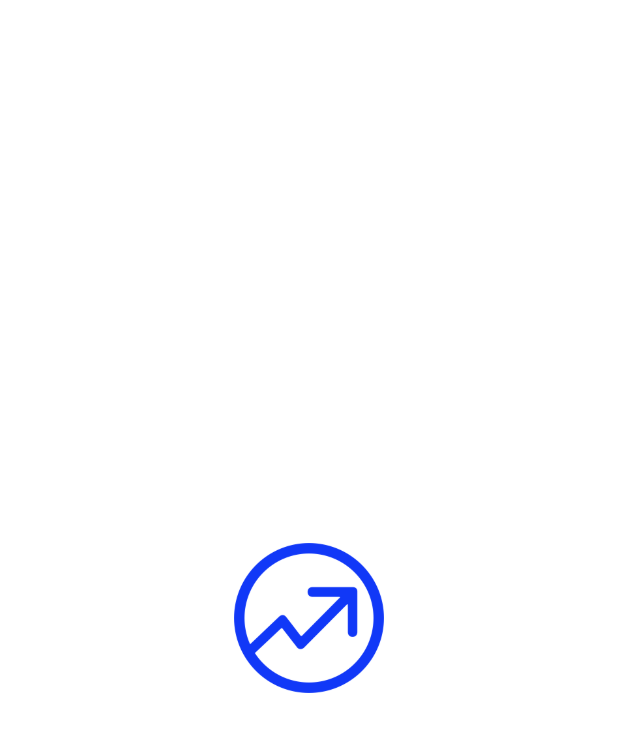
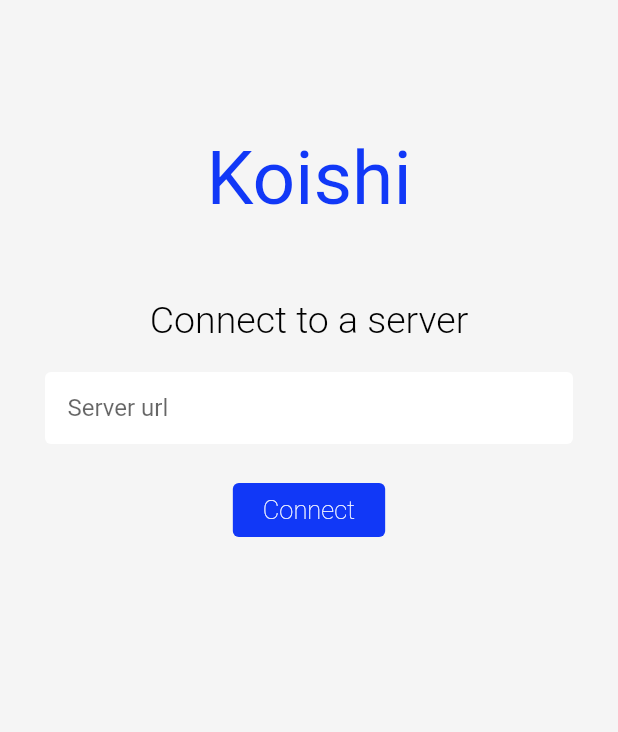
Before and after one commit to koishi-space/koishi-mobile, a Flutter app: the screen it shows after launch, on a phone screen of 412 x 824 dp. Shown: the top 732 px of the screen. Run offline on Flutter 3.47's test engine with Material 2 defaults, Android fonts, the phone set to English and light mode, and no system bars; our stand-ins replace get, get_storage; missing offline and left inert: jwt_decode; accounts and stored records are empty.

```diff
--- /dev/null
+++ b/koishi/lib/get/app_controller.dart
@@ -0,0 +1,40 @@
+import 'package:flutter/material.dart';
+import 'package:flutter/services.dart';
+import "package:get/get.dart";
+
+import '../models/user.dart';
+
+class AppController extends GetxController {
+  static AppController get to => Get.find();
+
+  var appInitFailed = false.obs;
+  var appInitFailMessage = "".obs;
+  var serverUrl = "".obs;
+  var apiToken = "".obs;
+  User? user;
+
+  static void setAndroidOverlayColor(String color) {
+    switch (color) {
+      case "white":
+        SystemChrome.setSystemUIOverlayStyle(
+          const SystemUiOverlayStyle(
+            statusBarBrightness: Brightness.dark,
+            statusBarIconBrightness: Brightness.dark,
+            systemNavigationBarColor: Colors.white, // navigation bar color
+            statusBarColor: Colors.white, // status bar color
+          ),
+        );
+        break;
+      case "whitesmoke":
+        SystemChrome.setSystemUIOverlayStyle(
+          const SystemUiOverlayStyle(
+            statusBarBrightness: Brightness.dark,
+            statusBarIconBrightness: Brightness.dark,
+            systemNavigationBarColor: Color(0xFFf5f5f5), // navigation bar color
+            statusBarColor: Color(0xFFf5f5f5), // status bar color
+          ),
+        );
+        break;
+    }
+  }
+}
--- /dev/null
+++ b/koishi/lib/models/user.dart
@@ -0,0 +1,38 @@
+import 'package:get_storage/get_storage.dart';
+
+import '../get/app_controller.dart';
+
+class User {
+  final String id;
+  final String name;
+  final String email;
+  final String status;
+  final bool isAdmin;
+
+  User(this.id, this.name, this.email, this.status, this.isAdmin);
+
+  User.fromJson(Map<String, dynamic> json)
+      : id = json["_id"],
+        name = json["name"],
+        email = json["email"],
+        status = json["status"],
+        isAdmin = json["isAdmin"];
+
+  Map<String, dynamic> toJson() => {
+        '_id': id,
+        'name': name,
+        'email': email,
+        'status': status,
+        'isAdmin': isAdmin,
+      };
+
+  void login() async {
+    AppController.to.user = this;
+    await GetStorage().write("user", this);
+  }
+
+  void logout() async {
+    AppController.to.user = null;
+    await GetStorage().remove("user");
+  }
+}
--- /dev/null
+++ b/koishi/lib/pages/server_screen.dart
@@ -0,0 +1,139 @@
+import 'package:flutter/material.dart';
+import 'package:get/get.dart';
+import 'package:get_storage/get_storage.dart';
+import 'package:koishi/get/app_controller.dart';
+import 'package:koishi/pages/login_screen.dart';
+import 'package:koishi/services/koishi_api/ping_service.dart';
+
+class ServerScreen extends StatefulWidget {
+  const ServerScreen({Key? key}) : super(key: key);
+
+  @override
+  _ServerScreenState createState() => _ServerScreenState();
+}
+
+class _ServerScreenState extends State<ServerScreen> {
+  final TextEditingController _serverInputController = TextEditingController();
+  final GlobalKey<FormState> _serverScreenFormKey = GlobalKey<FormState>();
+  String connectionErrorMessage = "";
+  bool connectionFailed = false;
+  bool loading = false;
+
+  @override
+  void initState() {
+    AppController.setAndroidOverlayColor("whitesmoke");
+    super.initState();
+  }
+
+  @override
+  void dispose() {
+    _serverInputController.dispose();
+    super.dispose();
+  }
+
+  @override
+  Widget build(BuildContext context) {
+    return Scaffold(
+      body: Center(
+        child: Padding(
+          padding: const EdgeInsets.all(30),
+          child: Column(
+            mainAxisAlignment: MainAxisAlignment.start,
+            children: [
+              // Heading - "Koishi"
+              Padding(
+                padding: const EdgeInsets.only(top: 60),
+                child: Text(
+                  "Koishi",
+                  style: Theme.of(context).textTheme.headline1!,
+                ),
+              ),
+
+              // Heading - "Connect to a server"
+              Padding(
+                padding: const EdgeInsets.only(top: 50),
+                child: Text(
+                  "Connect to a server",
+                  style: Theme.of(context).textTheme.headline2!,
+                ),
+              ),
+
+              // Server url input
+              Form(
+                key: _serverScreenFormKey,
+                child: Column(
+                  children: [
+                    Padding(
+                      padding: const EdgeInsets.symmetric(vertical: 20),
+                      child: TextFormField(
+                        controller: _serverInputController,
+                        decoration: const InputDecoration(
+                          hintText: "Server url",
+                        ),
+                        cursorColor: Colors.black,
+                        validator: (String? value) {
+                          // Required
+                          if (value == null || value.isEmpty) {
+                            return "This field cannot be empty";
+                          }
+
+                          // http / https pattern
+                          String urlPattern = r'^(http|https)://';
+                          RegExp urlRegExp = RegExp(urlPattern);
+                          if (!urlRegExp.hasMatch(value)) {
+                            return "Please enter a valid url";
+                          }
+                          return null;
+                        },
+                      ),
+                    ),
+
+                    // Button "Connect"
+                    (!loading)
+                        ? ElevatedButton(
+                            onPressed: () async {
+                              if (_serverScreenFormKey.currentState!
+                                  .validate()) {
+                                setState(() {
+                                  loading = true;
+                                });
+
+                                // Save the server url
+                                AppController.to.serverUrl.value =
+                                    _serverInputController.text;
+                                // Get the connection status
+                                try {
+                                  await KoishiApiPingService.getServerStatus();
+                                  await GetStorage().write("server_url",
+                                      AppController.to.serverUrl.string);
+                                  Get.to(() => const LoginScreen(),
+                                      transition: Transition.rightToLeft);
+                                } catch (ex) {
+                                  setState(() {
+                                    connectionFailed = true;
+                                    connectionErrorMessage = ex.toString();
+                                  });
+                                }
+
+                                setState(() {
+                                  loading = false;
+                                });
+                              }
+                            },
+                            child: const Text("Connect"))
+                        : const CircularProgressIndicator(),
+                  ],
+                ),
+              ),
+              if (connectionFailed)
+                Text(
+                  connectionErrorMessage,
+                  style: const TextStyle(color: Colors.red),
+                ),
+            ],
+          ),
+        ),
+      ),
+    );
+  }
+}
--- a/koishi/lib/pages/splashScreen.dart
+++ /dev/null
@@ -1,30 +0,0 @@
-import 'package:flutter/material.dart';
-
-class SplashScreen extends StatefulWidget {
-  const SplashScreen({Key? key}) : super(key: key);
-
-  @override
-  _SplashScreenState createState() => _SplashScreenState();
-}
-
-class _SplashScreenState extends State<SplashScreen> {
-  @override
-  Widget build(BuildContext context) {
-    return Scaffold(
-      backgroundColor: Colors.white,
-      body: Center(
-        child: Column(
-          mainAxisAlignment: MainAxisAlignment.center,
-          children: [
-            Container(),
-            Image.asset(
-              'assets/images/koishiLogo.png',
-              fit: BoxFit.contain,
-              height: 100,
-            ),
-          ],
-        ),
-      ),
-    );
-  }
-}
--- /dev/null
+++ b/koishi/lib/services/app_init_service.dart
@@ -0,0 +1,18 @@
+import 'package:get_storage/get_storage.dart';
+import 'package:koishi/get/app_controller.dart';
+
+class AppInitService {
+  static Future onStartInit() async {
+    // Initialize GetX storage
+    await GetStorage.init();
+
+    // Set the default values
+    await GetStorage().writeIfNull("server_url", "");
+    await GetStorage().writeIfNull("api_token", "");
+
+    // Read and load app config from GetX storage
+    AppController.to.serverUrl.value = GetStorage().read("server_url") ?? "";
+    AppController.to.apiToken.value = GetStorage().read("api_token") ?? "";
+    AppController.to.user = GetStorage().read("user");
+  }
+}
--- /dev/null
+++ b/koishi/lib/services/koishi_api/ping_service.dart
@@ -0,0 +1,25 @@
+import 'package:http/http.dart' as http;
+import 'package:koishi/services/http_service.dart';
+
+class KoishiApiPingService {
+  KoishiApiPingService._internal();
+
+  static final KoishiApiPingService _koishiApiPingService =
+      KoishiApiPingService._internal();
+  static KoishiApiPingService get to => _koishiApiPingService;
+
+  static const String route = "/ping";
+
+  static Future<String> getServerStatus() async {
+    try {
+      http.Response res = await http.get(HttpService.endpointUri(route, ""));
+      if (res.statusCode == 200) {
+        return "Connected";
+      } else {
+        throw "Failed to connect";
+      }
+    } catch (ex) {
+      throw "Failed to connect";
+    }
+  }
+}
--- a/koishi/pubspec.yaml
+++ b/koishi/pubspec.yaml
@@ -13,6 +13,9 @@ dependencies:
   cupertino_icons: ^1.0.2
   http: ^0.13.4
   get: ^4.6.1
+  get_storage: ^2.0.3
+  connectivity: ^3.0.6
+  jwt_decode: ^0.3.1
 
 dev_dependencies:
   flutter_test:
```
Also changed, not shown: koishi/lib/main.dart (+10 -4 lines), koishi/lib/pages/collections_overview_screen.dart (added, +27 -0 lines), koishi/lib/pages/login_screen.dart (added, +190 -0 lines), koishi/lib/pages/splash_screen.dart (added, +63 -0 lines), koishi/lib/services/http_service.dart (added, +16 -0 lines), koishi/lib/services/koishi_api/auth_service.dart (added, +27 -0 lines), koishi/lib/theme/main_theme.dart (added, +82 -0 lines), koishi/pubspec.lock, 1 other file.
